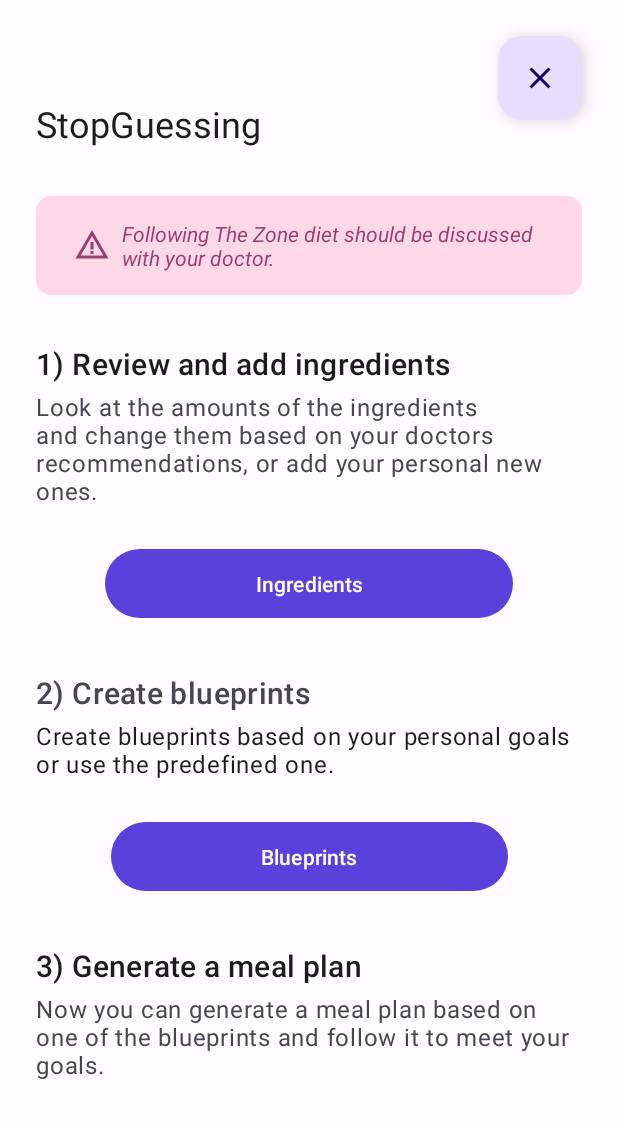
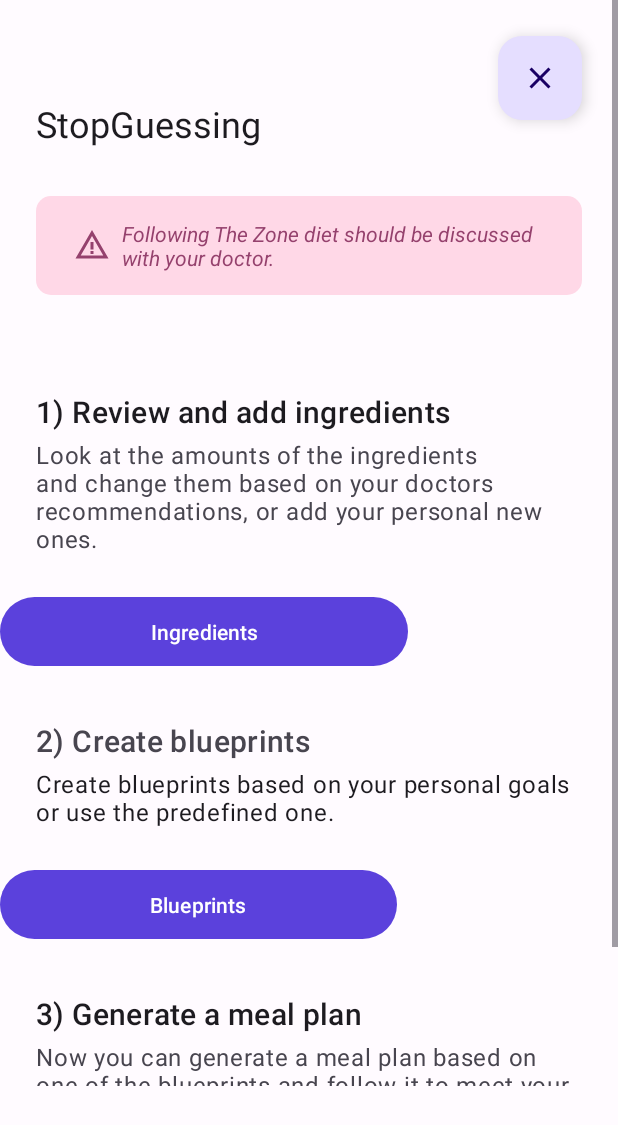
Before and after one commit to AnnieBonav/StopGuessing, an Android app: the layout fragment_about.xml on its own in the app's theme, with its tools: preview values and no code run, on a phone screen of 412 x 824 dp. Shown: the top 1125 px of the screen. Run offline under Robolectric (Android 15) with nearby library versions, the phone set to English and light mode, and no system bars.

Commit message:
scroll on about working

```diff
--- /dev/null
+++ b/StopGuessingM3/app/src/main/res/drawable/ic_baseline_arrow_back_24.xml
@@ -0,0 +1,5 @@
+<vector android:autoMirrored="true" android:height="24dp"
+    android:tint="#000000" android:viewportHeight="24"
+    android:viewportWidth="24" android:width="24dp" xmlns:android="http://schemas.android.com/apk/res/android">
+    <path android:fillColor="@android:color/white" android:pathData="M20,11H7.83l5.59,-5.59L12,4l-8,8 8,8 1.41,-1.41L7.83,13H20v-2z"/>
+</vector>
--- a/StopGuessingM3/app/src/main/res/layout/fragment_about.xml
+++ b/StopGuessingM3/app/src/main/res/layout/fragment_about.xml
@@ -8,9 +8,7 @@
     android:layout_height="match_parent"
     tools:context=".fragments.AboutFragment"
     android:layout_marginBottom="100dp"
-
     >
-
     <com.google.android.material.floatingactionbutton.FloatingActionButton
         android:id="@+id/closeButton"
         android:layout_width="wrap_content"
@@ -20,9 +18,20 @@
         android:layout_marginTop="24dp"
         app:layout_constraintTop_toTopOf="parent"
         app:layout_constraintEnd_toEndOf="parent"
-        app:srcCompat="@drawable/ic_baseline_close_24" />
+        app:srcCompat="@drawable/ic_baseline_close_24"
+        android:contentDescription="close"
+        />
 
-
+    <ScrollView
+        android:layout_width="match_parent"
+        android:layout_height="wrap_content"
+        app:layout_constraintTop_toTopOf="parent"
+        >
+        <LinearLayout
+            android:layout_width="match_parent"
+            android:layout_height="wrap_content"
+            android:orientation="vertical"
+            >
             <TextView
                 android:id="@+id/app_name"
                 android:layout_width="wrap_content"
@@ -30,16 +39,12 @@
                 android:text="@string/app_name"
                 android:layout_marginTop="66dp"
                 android:layout_marginStart="24dp"
-        android:textAppearance="?attr/textAppearanceHeadline5"
-        app:layout_constraintStart_toStartOf="parent"
-        app:layout_constraintTop_toTopOf="parent" />
+                android:textAppearance="?attr/textAppearanceHeadline5" />
 
             <LinearLayout
                 android:id="@+id/disclaimer_card"
                 android:layout_width="match_parent"
                 android:layout_height="wrap_content"
-        app:layout_constraintBottom_toTopOf="@+id/step1_title"
-        app:layout_constraintTop_toBottomOf="@+id/app_name"
                 android:layout_marginHorizontal="24dp"
                 android:layout_marginTop="32dp"
                 android:layout_marginBottom="32dp"
@@ -76,9 +81,7 @@
                 android:layout_marginStart="24dp"
                 android:text="1) Review and add ingredients"
                 android:textAppearance="?attr/textAppearanceHeadline6"
-        app:layout_constraintStart_toStartOf="parent"
-        android:layout_marginTop="32dp"
-        app:layout_constraintTop_toBottomOf="@+id/disclaimer_card" />
+                android:layout_marginTop="32dp" />
 
             <TextView
                 android:id="@+id/step1_paragraph"
@@ -87,10 +90,8 @@
                 android:layout_marginStart="24dp"
                 android:text="Look at the amounts of the ingredients and change them based on your doctors recommendations, or add your personal new ones."
                 android:textAppearance="?attr/textAppearanceBody1"
-        app:layout_constraintStart_toStartOf="parent"
                 android:layout_marginTop="4dp"
                 android:layout_marginEnd="24dp"
-        app:layout_constraintTop_toBottomOf="@+id/step1_title"
                 android:textColor="@color/md_theme_light_onSurfaceVariant"
                 />
 
@@ -101,10 +102,7 @@
                 android:text="Ingredients"
                 android:paddingHorizontal="100dp"
                 android:paddingVertical="13dp"
-        app:layout_constraintEnd_toEndOf="parent"
-        app:layout_constraintStart_toStartOf="parent"
-        android:layout_marginTop="24dp"
-        app:layout_constraintTop_toBottomOf="@+id/step1_paragraph" />
+                android:layout_marginTop="24dp" />
 
             <TextView
                 android:id="@+id/step2_title"
@@ -113,9 +111,7 @@
                 android:layout_marginStart="24dp"
                 android:text="2) Create blueprints"
                 android:textAppearance="?attr/textAppearanceHeadline6"
-        app:layout_constraintStart_toStartOf="parent"
                 android:layout_marginTop="32dp"
-        app:layout_constraintTop_toBottomOf="@+id/step1_button"
                 android:textColor="@color/md_theme_light_onSurfaceVariant"
                 />
 
@@ -126,10 +122,8 @@
                 android:layout_marginStart="24dp"
                 android:text="Create blueprints based on your personal goals or use the predefined one."
                 android:textAppearance="?attr/textAppearanceBody1"
-        app:layout_constraintStart_toStartOf="parent"
                 android:layout_marginTop="4dp"
-        android:layout_marginEnd="24dp"
-        app:layout_constraintTop_toBottomOf="@+id/step2_title" />
+                android:layout_marginEnd="24dp" />
 
             <Button
                 android:id="@+id/step2_button"
@@ -138,10 +132,8 @@
                 android:text="Blueprints"
                 android:paddingHorizontal="100dp"
                 android:paddingVertical="13dp"
-        app:layout_constraintEnd_toEndOf="parent"
-        app:layout_constraintStart_toStartOf="parent"
                 android:layout_marginTop="24dp"
-        app:layout_constraintTop_toBottomOf="@+id/step2_paragraph" />
+                />
 
             <TextView
                 android:id="@+id/step3_title"
@@ -150,9 +142,7 @@
                 android:layout_marginStart="24dp"
                 android:text="3) Generate a meal plan"
                 android:textAppearance="?attr/textAppearanceHeadline6"
-        app:layout_constraintStart_toStartOf="parent"
-        android:layout_marginTop="32dp"
-        app:layout_constraintTop_toBottomOf="@+id/step2_button" />
+                android:layout_marginTop="32dp" />
 
             <TextView
                 android:id="@+id/step3_paragraph"
@@ -161,10 +151,8 @@
                 android:layout_marginStart="24dp"
                 android:text="Now you can generate a meal plan based on one of the blueprints and follow it to meet your goals."
                 android:textAppearance="?attr/textAppearanceBody1"
-        app:layout_constraintStart_toStartOf="parent"
                 android:layout_marginTop="4dp"
                 android:layout_marginEnd="24dp"
-        app:layout_constraintTop_toBottomOf="@+id/step3_title"
                 android:textColor="@color/md_theme_light_onSurfaceVariant"/>
 
             <Button
@@ -174,11 +162,11 @@
                 android:text="Meal Plans"
                 android:paddingHorizontal="100dp"
                 android:paddingVertical="13dp"
-        app:layout_constraintEnd_toEndOf="parent"
-        app:layout_constraintStart_toStartOf="parent"
-        android:layout_marginTop="24dp"
-        app:layout_constraintTop_toBottomOf="@+id/step3_paragraph" />
+                android:layout_marginTop="24dp" />
+        </LinearLayout>
 
+
+    </ScrollView>
 
 
 </androidx.constraintlayout.widget.ConstraintLayout>
```
Also changed, not shown: StopGuessingM3/app/src/main/res/layout/fragment_interacts_ingredient.xml (+30 -12 lines). Lines whose indentation alone changed are shown as unchanged.
